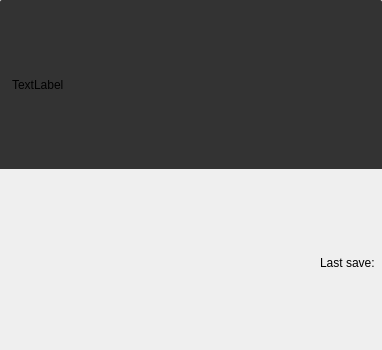
This is Code/Editor/AssetImporter/ImporterRootDisplay.ui in o3de/o3de as Qt 5 draws it before an edit. The edited form follows.
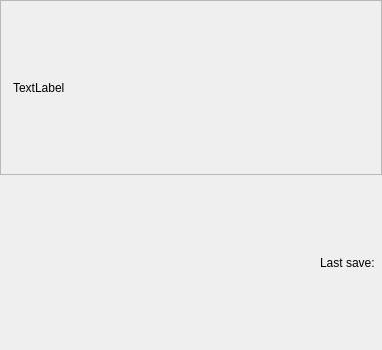
This is the edited form. Icons and pictures are not drawn. Custom widgets are drawn as their Qt base class.

Commit message: Flatten the missing styles of the Editor and tools, at the Oct 28 cost

```diff
--- a/Code/Editor/AssetImporter/ImporterRootDisplay.ui
+++ b/Code/Editor/AssetImporter/ImporterRootDisplay.ui
@@ -75,9 +75,6 @@
    </item>
    <item row="0" column="0">
     <widget class="QFrame" name="m_pythonBuilderLayout">
-     <property name="styleSheet">
-      <string notr="true">QFrame#m_pythonBuilderLayout {background-color: #333333; margin-bottom: 6px; padding-top: 2px; padding-bottom: 2px; border-top-left-radius: 2px; border-top-right-radius: 2px;}</string>
-     </property>
      <property name="frameShape">
       <enum>QFrame::StyledPanel</enum>
      </property>
```
The commit also changes 437 other files.
